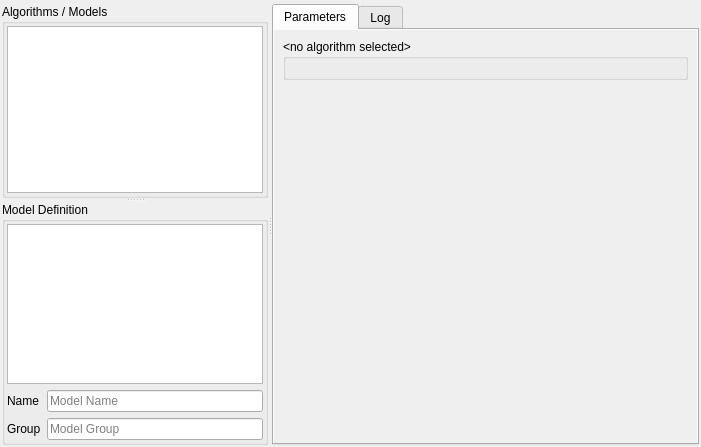
The window that qps/speclib/ui/spectralprocessingwidget.ui (EnMAP-Box/qgispluginsupport) describes before a commit, drawn with Qt 5.
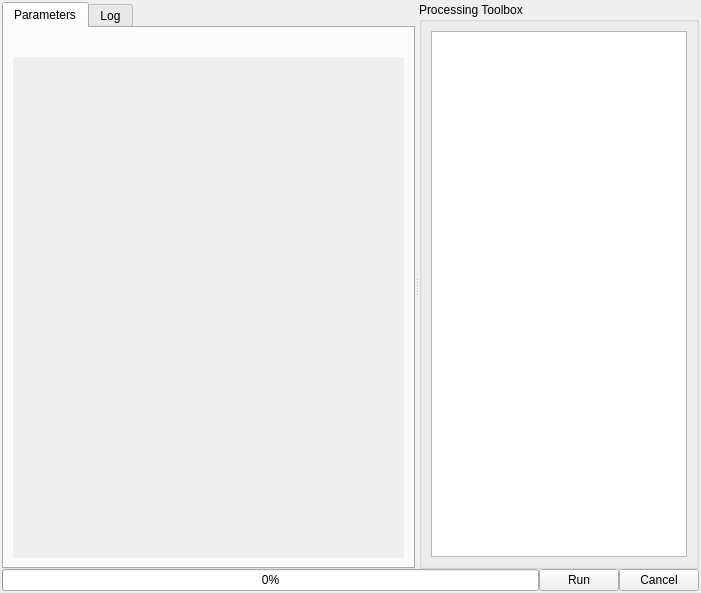
The same window after the commit. Icons and pictures are not drawn. Custom widgets are drawn as their Qt base class.

Commit message: WIP: changes related to new spectralprocessingwidget.py added printCaller to utils.py

Patch:
```diff
--- a/qps/speclib/ui/spectralprocessingwidget.ui
+++ b/qps/speclib/ui/spectralprocessingwidget.ui
@@ -7,7 +7,7 @@
     <x>0</x>
     <y>0</y>
     <width>701</width>
-    <height>447</height>
+    <height>593</height>
    </rect>
   </property>
   <property name="windowTitle">
@@ -19,7 +19,7 @@
   </property>
   <layout class="QVBoxLayout" name="verticalLayout_4">
    <property name="spacing">
-    <number>2</number>
+    <number>0</number>
    </property>
    <property name="leftMargin">
     <number>2</number>
@@ -54,124 +54,6 @@
      <property name="orientation">
       <enum>Qt::Horizontal</enum>
      </property>
-     <property name="opaqueResize">
-      <bool>false</bool>
-     </property>
-     <widget class="QSplitter" name="splitter">
-      <property name="orientation">
-       <enum>Qt::Vertical</enum>
-      </property>
-      <widget class="QgsCollapsibleGroupBox" name="mGroupBox">
-       <property name="title">
-        <string>Algorithms / Models</string>
-       </property>
-       <property name="checkable">
-        <bool>false</bool>
-       </property>
-       <layout class="QVBoxLayout" name="verticalLayout_2">
-        <property name="spacing">
-         <number>2</number>
-        </property>
-        <property name="leftMargin">
-         <number>2</number>
-        </property>
-        <property name="topMargin">
-         <number>2</number>
-        </property>
-        <property name="rightMargin">
-         <number>2</number>
-        </property>
-        <property name="bottomMargin">
-         <number>2</number>
-        </property>
-        <item>
-         <widget class="SpectralProcessingAlgorithmTreeView" name="mTreeViewAlgorithms">
-          <property name="dragEnabled">
-           <bool>true</bool>
-          </property>
-          <property name="dragDropMode">
-           <enum>QAbstractItemView::DragOnly</enum>
-          </property>
-          <attribute name="headerVisible">
-           <bool>false</bool>
-          </attribute>
-         </widget>
-        </item>
-       </layout>
-      </widget>
-      <widget class="QGroupBox" name="verticalGroupBox">
-       <property name="sizePolicy">
-        <sizepolicy hsizetype="Preferred" vsizetype="Preferred">
-         <horstretch>1</horstretch>
-         <verstretch>0</verstretch>
-        </sizepolicy>
-       </property>
-       <property name="title">
-        <string>Model Definition</string>
-       </property>
-       <layout class="QGridLayout" name="gridLayout">
-        <property name="leftMargin">
-         <number>2</number>
-        </property>
-        <property name="topMargin">
-         <number>2</number>
-        </property>
-        <property name="rightMargin">
-         <number>2</number>
-        </property>
-        <property name="bottomMargin">
-         <number>2</number>
-        </property>
-        <item row="2" column="1">
-         <widget class="QLineEdit" name="tbModelGroup">
-          <property name="placeholderText">
-           <string>Model Group</string>
-          </property>
-         </widget>
-        </item>
-        <item row="1" column="1">
-         <widget class="QLineEdit" name="tbModelName">
-          <property name="placeholderText">
-           <string>Model Name</string>
-          </property>
-         </widget>
-        </item>
-        <item row="1" column="0">
-         <widget class="QLabel" name="label">
-          <property name="text">
-           <string>Name</string>
-          </property>
-         </widget>
-        </item>
-        <item row="0" column="0" colspan="2">
-         <widget class="SpectralProcessingModelCreatorTableView" name="mTableView">
-          <property name="dragEnabled">
-           <bool>true</bool>
-          </property>
-          <property name="alternatingRowColors">
-           <bool>true</bool>
-          </property>
-          <property name="selectionMode">
-           <enum>QAbstractItemView::ExtendedSelection</enum>
-          </property>
-          <attribute name="horizontalHeaderVisible">
-           <bool>false</bool>
-          </attribute>
-          <attribute name="horizontalHeaderStretchLastSection">
-           <bool>true</bool>
-          </attribute>
-         </widget>
-        </item>
-        <item row="2" column="0">
-         <widget class="QLabel" name="label_2">
-          <property name="text">
-           <string>Group</string>
-          </property>
-         </widget>
-        </item>
-       </layout>
-      </widget>
-     </widget>
      <widget class="QTabWidget" name="tabWidget">
       <property name="sizePolicy">
        <sizepolicy hsizetype="Expanding" vsizetype="Expanding">
@@ -187,21 +69,13 @@
         <string>Parameters</string>
        </attribute>
        <layout class="QVBoxLayout" name="verticalLayout">
-        <property name="spacing">
-         <number>2</number>
-        </property>
-        <property name="leftMargin">
-         <number>0</number>
-        </property>
-        <property name="topMargin">
-         <number>0</number>
-        </property>
-        <property name="rightMargin">
-         <number>0</number>
-        </property>
-        <property name="bottomMargin">
-         <number>0</number>
-        </property>
+        <item>
+         <widget class="QLabel" name="tbModelName">
+          <property name="text">
+           <string>&lt;no algorithm / model selected&gt;</string>
+          </property>
+         </widget>
+        </item>
         <item>
          <widget class="QScrollArea" name="scrollArea">
           <property name="sizePolicy">
@@ -224,36 +98,10 @@
             <rect>
              <x>0</x>
              <y>0</y>
-             <width>423</width>
-             <height>402</height>
+             <width>383</width>
+             <height>475</height>
             </rect>
            </property>
-           <layout class="QVBoxLayout" name="verticalLayout_3">
-            <item>
-             <widget class="QGroupBox" name="gbParameterWidgets">
-              <property name="styleSheet">
-               <string notr="true">border-color: rgb(255, 0, 0);</string>
-              </property>
-              <property name="title">
-               <string>&lt;no algorithm selected&gt;</string>
-              </property>
-              <layout class="QGridLayout" name="gridLayout_2"/>
-             </widget>
-            </item>
-            <item>
-             <spacer name="verticalSpacer">
-              <property name="orientation">
-               <enum>Qt::Vertical</enum>
-              </property>
-              <property name="sizeHint" stdset="0">
-               <size>
-                <width>20</width>
-                <height>355</height>
-               </size>
-              </property>
-             </spacer>
-            </item>
-           </layout>
           </widget>
          </widget>
         </item>
@@ -332,8 +180,63 @@
        </layout>
       </widget>
      </widget>
+     <widget class="QGroupBox" name="groupBox">
+      <property name="title">
+       <string>Processing Toolbox</string>
+      </property>
+      <layout class="QVBoxLayout" name="verticalLayout_2">
+       <item>
+        <widget class="SpectralProcessingAlgorithmTreeView" name="mTreeViewAlgorithms">
+         <property name="dragEnabled">
+          <bool>true</bool>
+         </property>
+         <property name="dragDropMode">
+          <enum>QAbstractItemView::DragOnly</enum>
+         </property>
+         <attribute name="headerVisible">
+          <bool>false</bool>
+         </attribute>
+        </widget>
+       </item>
+      </layout>
+     </widget>
     </widget>
    </item>
+   <item>
+    <widget class="QgsMessageBar" name="mMessageBar">
+     <property name="frameShape">
+      <enum>QFrame::StyledPanel</enum>
+     </property>
+     <property name="frameShadow">
+      <enum>QFrame::Raised</enum>
+     </property>
+    </widget>
+   </item>
+   <item>
+    <layout class="QHBoxLayout" name="horizontalLayout_2">
+     <item>
+      <widget class="QProgressBar" name="progressBar">
+       <property name="value">
+        <number>0</number>
+       </property>
+      </widget>
+     </item>
+     <item>
+      <widget class="QPushButton" name="pushButton_2">
+       <property name="text">
+        <string>Run</string>
+       </property>
+      </widget>
+     </item>
+     <item>
+      <widget class="QPushButton" name="pushButton">
+       <property name="text">
+        <string>Cancel</string>
+       </property>
+      </widget>
+     </item>
+    </layout>
+   </item>
   </layout>
   <action name="actionAddFunction">
    <property name="icon">
@@ -445,22 +348,11 @@
   </action>
  </widget>
  <customwidgets>
-  <customwidget>
-   <class>QgsCollapsibleGroupBox</class>
-   <extends>QGroupBox</extends>
-   <header>qgscollapsiblegroupbox.h</header>
-   <container>1</container>
-  </customwidget>
   <customwidget>
    <class>SpectralProcessingAlgorithmTreeView</class>
    <extends>QTreeView</extends>
    <header>qps.speclib.processing</header>
   </customwidget>
-  <customwidget>
-   <class>SpectralProcessingModelCreatorTableView</class>
-   <extends>QTableView</extends>
-   <header>qps.speclib.processing</header>
-  </customwidget>
   <customwidget>
    <class>QgsMessageBar</class>
    <extends>QFrame</extends>
```
Left out of the diff: 59 changed lines with no effect on the pictures. The commit also changes 8 other files.
